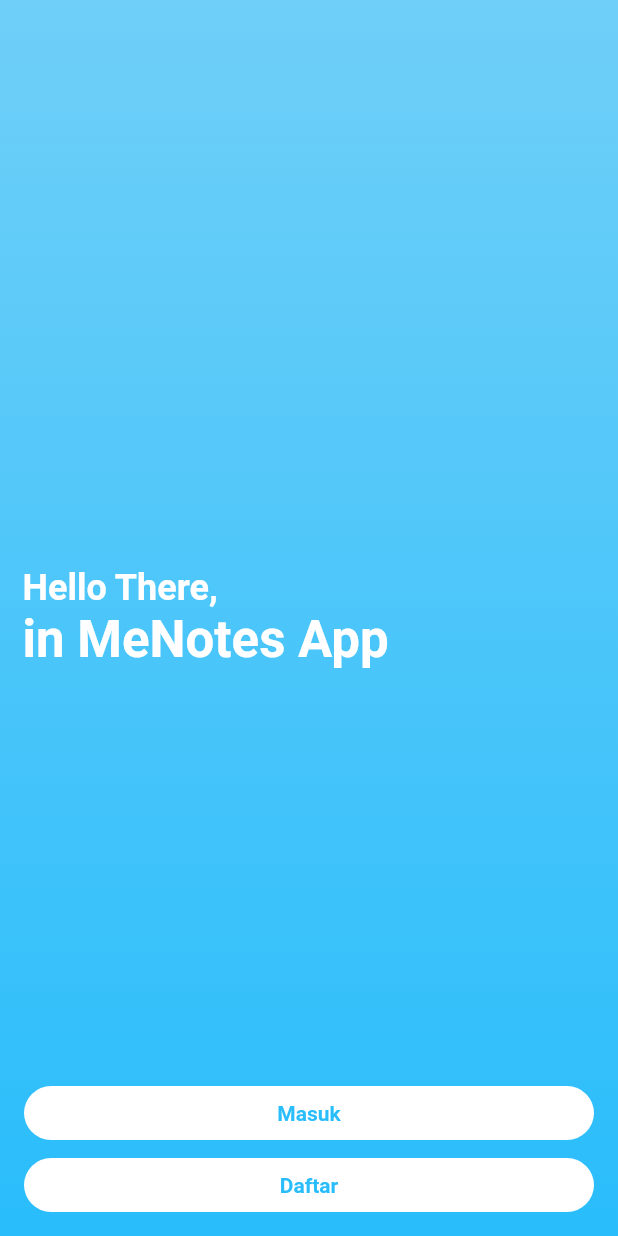
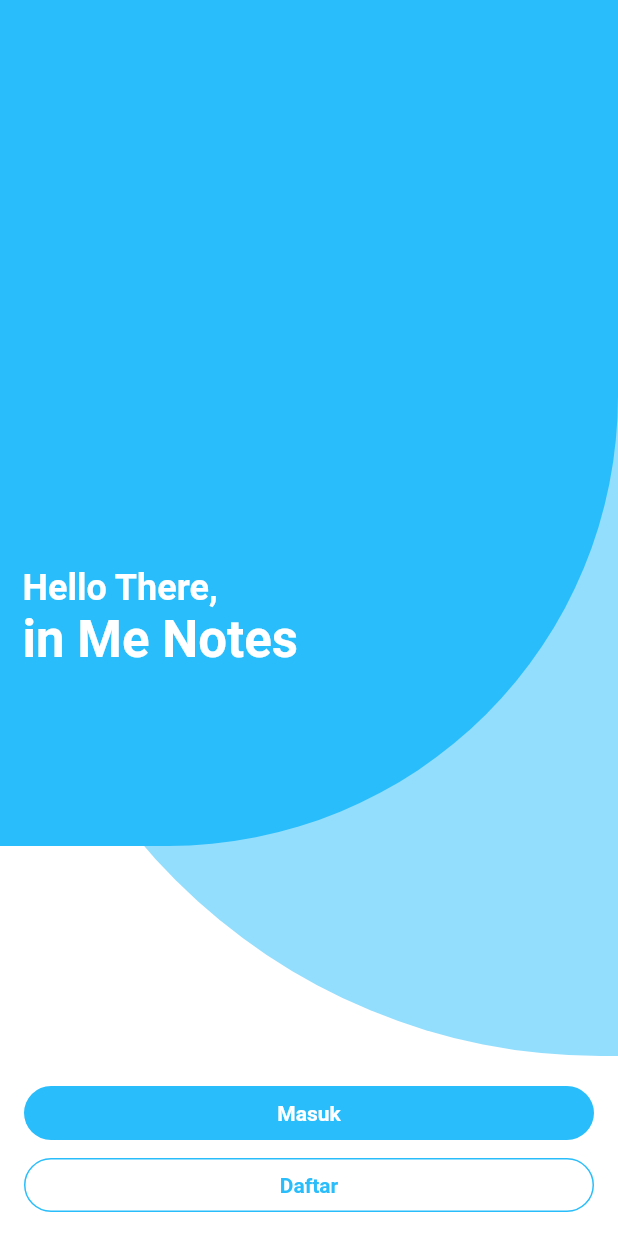
Before and after one commit to aguzri10/menotes, a Flutter app: the screen it shows after launch, on a phone screen of 412 x 824 dp. Run offline on Flutter 3.47's test engine with Material 2 defaults, Android fonts, the phone set to English and light mode, and no system bars.

```diff
--- a/lib/commons/secondary_button.dart
+++ b/lib/commons/secondary_button.dart
@@ -3,11 +3,13 @@ import 'package:flutter/material.dart';
 class SecondaryButton extends StatelessWidget {
   final VoidCallback onPressed;
   final String textButton;
+  final Border border;
 
   const SecondaryButton({
     Key key,
     @required this.onPressed,
     @required this.textButton,
+    this.border,
   }) : super(key: key);
 
   @override
@@ -23,6 +25,7 @@ class SecondaryButton extends StatelessWidget {
           decoration: BoxDecoration(
             color: Colors.white,
             borderRadius: BorderRadius.circular(18),
+            border: border,
           ),
           child: Center(
             child: Text(
--- a/lib/pages/welcome/index.dart
+++ b/lib/pages/welcome/index.dart
@@ -1,4 +1,5 @@
 import 'package:flutter/material.dart';
+import 'package:menotes/commons/primary_button.dart';
 import 'package:menotes/commons/secondary_button.dart';
 import 'package:menotes/pages/login/index.dart';
 import 'package:menotes/pages/register/index.dart';
@@ -10,18 +11,35 @@ class WelcomePage extends StatelessWidget {
     final textTheme = theme.textTheme;
 
     return Scaffold(
-      body: Container(
+      body: Stack(
+        children: <Widget>[
+          Container(
+            width: MediaQuery.of(context).size.width,
+            height: MediaQuery.of(context).size.height,
+            color: Colors.white,
+          ),
+          Container(
+            width: MediaQuery.of(context).size.width,
+            height: MediaQuery.of(context).size.height - 260,
             decoration: BoxDecoration(
-          gradient: LinearGradient(
-            colors: [
-              // Color(0xFF29BDFB),
-              Color(0xFF6FCFF8),
-              Color(0xFF29BDFB),
-            ],
-            begin: Alignment.topCenter,
-            end: Alignment.bottomCenter,
+              color: theme.primaryColor,
+              borderRadius: BorderRadius.only(
+                bottomRight: Radius.circular(300),
               ),
             ),
+          ),
+          Container(
+            width: MediaQuery.of(context).size.width,
+            height: MediaQuery.of(context).size.height - 120,
+            decoration: BoxDecoration(
+              color: theme.primaryColor.withOpacity(0.50),
+              borderRadius: BorderRadius.only(
+                bottomLeft: Radius.circular(400),
+              ),
+            ),
+          ),
+          Container(
+            color: Colors.transparent,
             width: MediaQuery.of(context).size.width,
             height: MediaQuery.of(context).size.height,
             child: Stack(
@@ -40,7 +58,7 @@ class WelcomePage extends StatelessWidget {
                         ),
                       ),
                       Text(
-                    'in MeNotes App',
+                        'in Me Notes',
                         style: textTheme.headline4.copyWith(
                           color: Colors.white,
                           fontWeight: FontWeight.bold,
@@ -54,9 +72,10 @@ class WelcomePage extends StatelessWidget {
                     child: Column(
                       mainAxisSize: MainAxisSize.min,
                       children: <Widget>[
-                    SecondaryButton(
+                        PrimaryButton(
                           onPressed: () {
-                        final paddingTop = MediaQuery.of(context).padding.top;
+                            final paddingTop =
+                                MediaQuery.of(context).padding.top;
                             showModalBottomSheet(
                               context: context,
                               backgroundColor: Colors.transparent,
@@ -71,8 +90,12 @@ class WelcomePage extends StatelessWidget {
                           textButton: 'Masuk',
                         ),
                         SecondaryButton(
+                          border: Border.all(
+                            color: theme.primaryColor,
+                          ),
                           onPressed: () {
-                        final paddingTop = MediaQuery.of(context).padding.top;
+                            final paddingTop =
+                                MediaQuery.of(context).padding.top;
                             showModalBottomSheet(
                               context: context,
                               backgroundColor: Colors.transparent,
@@ -92,6 +115,8 @@ class WelcomePage extends StatelessWidget {
               ],
             ),
           ),
+        ],
+      ),
     );
   }
 }
```
Also changed, not shown: lib/pages/home/index.dart (added, +92 -0 lines), lib/pages/main_page.dart (+70 -3 lines), lib/pages/profile/index.dart (added, +21 -0 lines). Lines whose indentation alone changed are shown as unchanged.
